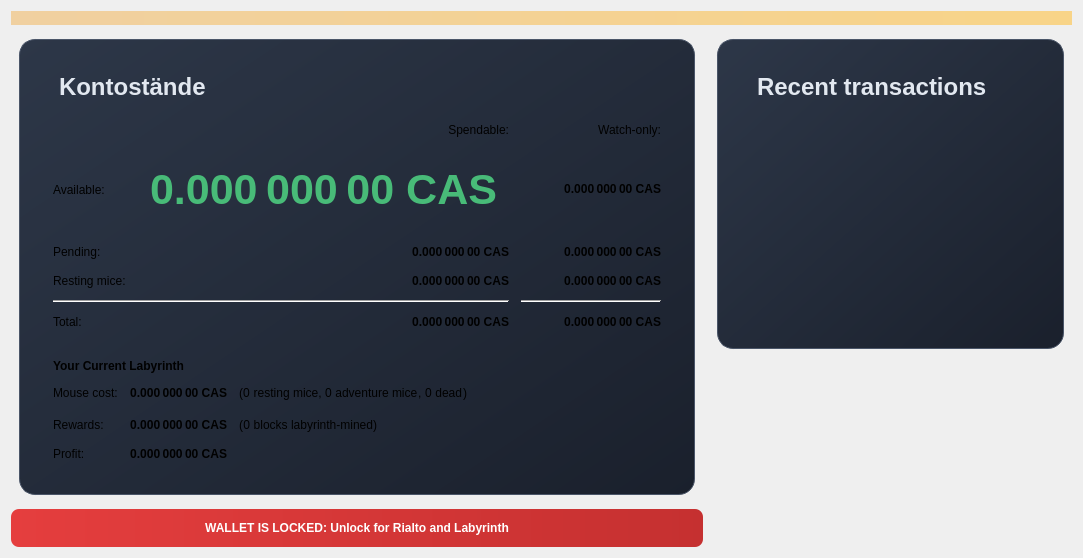
Qt form src/qt/forms/overviewpage.ui (fromport/Cascoin) before a commit.
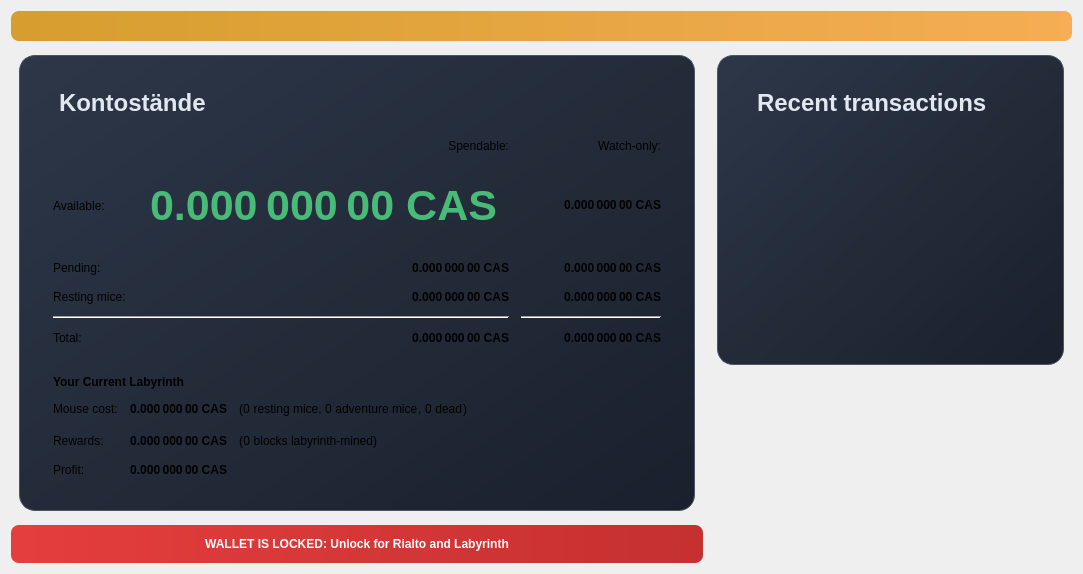
The same form after that commit. Icons and pictures are not drawn.

Commit message: Enhance dark theme styling and color contrast across UI components

```diff
--- a/src/qt/forms/overviewpage.ui
+++ b/src/qt/forms/overviewpage.ui
@@ -20,7 +20,7 @@
       <bool>false</bool>
      </property>
      <property name="styleSheet">
-      <string notr="true">QLabel { background-color: qlineargradient(x1: 0, y1: 0, x2: 1, y2: 0, stop:0 #F0D0A0, stop:1 #F8D488); color:#000000; }</string>
+      <string notr="true">QLabel { background-color: qlineargradient(x1: 0, y1: 0, x2: 1, y2: 0, stop:0 #d69e2e, stop:1 #f6ad55); color:#ffffff; border-radius: 8px; padding: 8px; }</string>
      </property>
      <property name="wordWrap">
       <bool>true</bool>
```
The commit also changes 4 other files.
